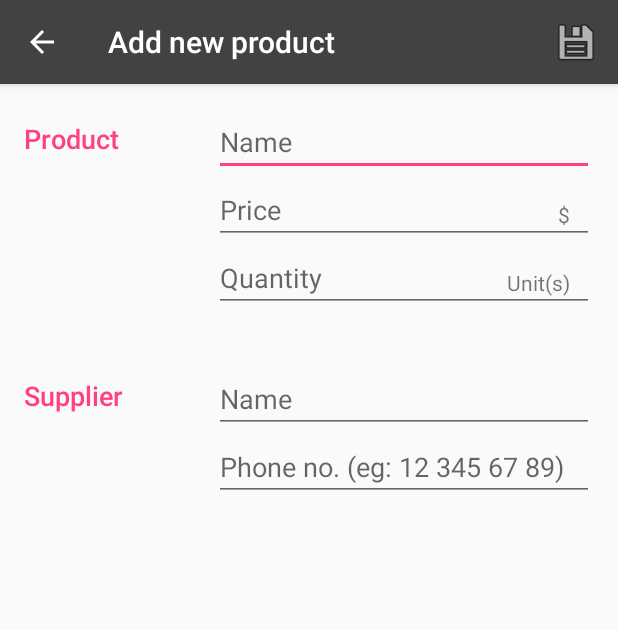
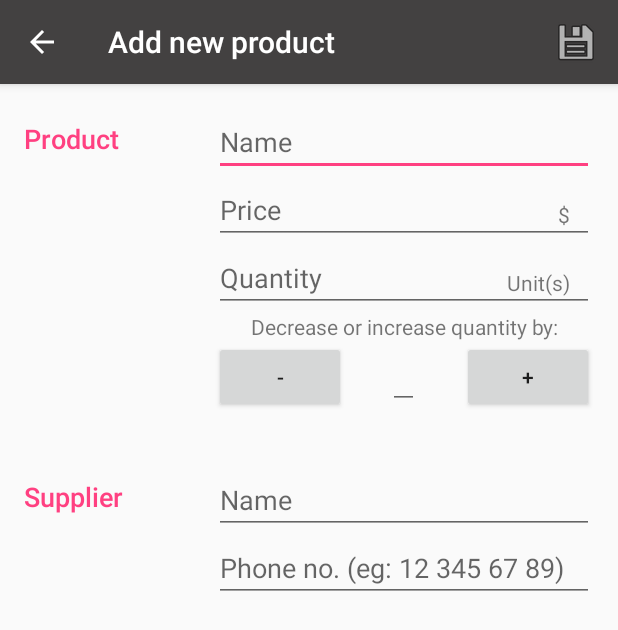
Before and after one commit to GregoryWilusz/ABND_InventoryApp, an Android app: the ProductEditorActivity screen opened directly, with no data from a screen before it, on a phone screen of 412 x 824 dp. Shown: the top 630 px of the screen. Run offline under Robolectric (Android 15) with nearby library versions, the phone set to English and light mode, and no system bars; our stand-ins replace ButterKnife.

Commit message:
Improved product details layout - added incrementing/decrementing quantity section

```diff
--- a/app/src/main/res/layout/activity_add_or_edit_product.xml
+++ b/app/src/main/res/layout/activity_add_or_edit_product.xml
@@ -72,6 +72,47 @@
 
             </RelativeLayout>
 
+            <!-- Changing product quantity section -->
+
+            <TextView
+                android:layout_width="match_parent"
+                android:layout_height="wrap_content"
+                android:gravity="center"
+                android:fontFamily="sans-serif"
+                android:text="Decrease or increase quantity by:"/>
+
+            <RelativeLayout
+                android:layout_width="match_parent"
+                android:layout_height="wrap_content">
+
+                <!-- Product's quantity field -->
+                <Button
+                    android:id="@+id/button_decrease_quantity"
+                    android:layout_width="wrap_content"
+                    android:layout_height="wrap_content"
+                    android:layout_alignParentStart="true"
+                    android:layout_alignParentLeft="true"
+                    android:text="-"/>
+
+                <EditText
+                    android:id="@+id/decrease_increase_by_edit_text"
+                    android:layout_width="wrap_content"
+                    android:layout_height="wrap_content"
+                    android:layout_centerHorizontal="true"
+                    android:maxLength="5"
+                    android:inputType="numberDecimal"/>
+
+                <Button
+                    android:id="@+id/button_increase_quantity"
+                    android:layout_width="wrap_content"
+                    android:layout_height="wrap_content"
+                    android:layout_alignParentEnd="true"
+                    android:layout_alignParentRight="true"
+                    android:text="+"/>
+
+
+            </RelativeLayout>
+
         </LinearLayout>
 
     </LinearLayout>
```
